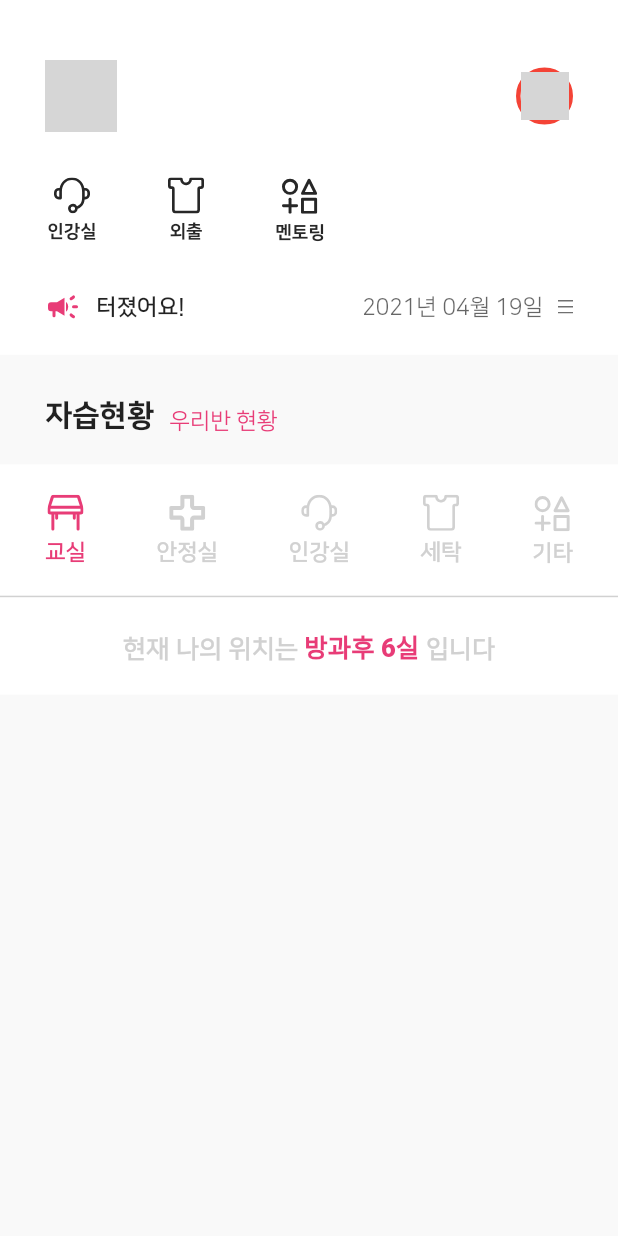
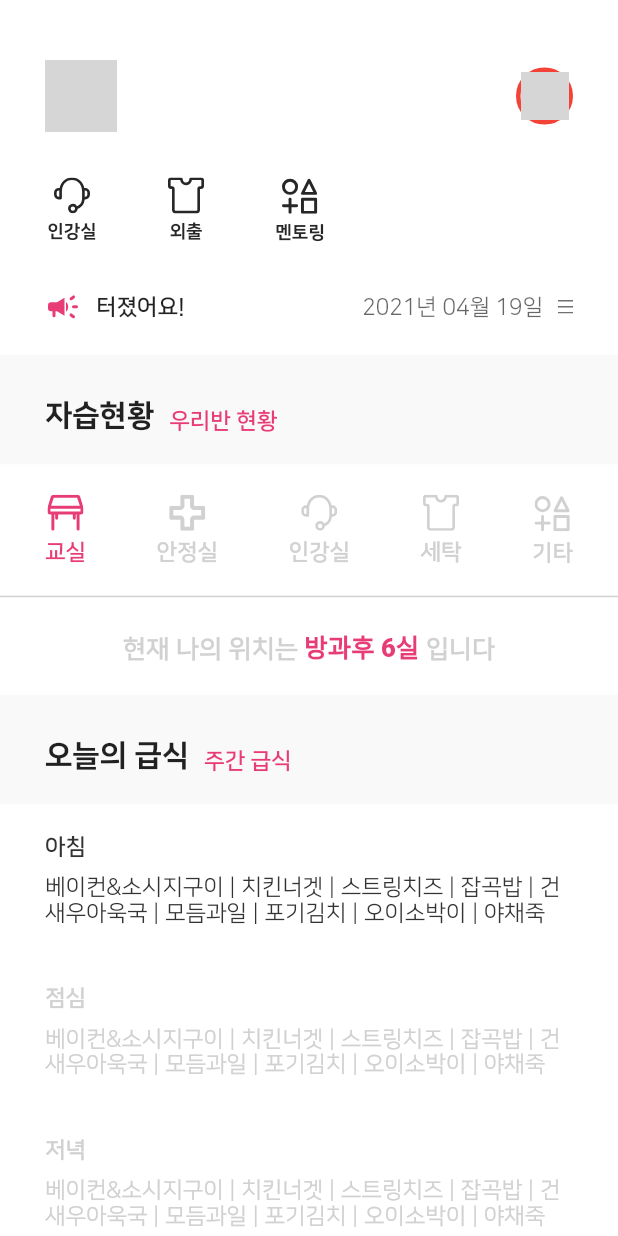
Before and after one commit to rycont/dimigoin-flutter, a Flutter app: the screen it shows after launch, on a phone screen of 412 x 824 dp. Run offline on Flutter 3.47's test engine with Material 2 defaults, Android fonts, the phone set to English and light mode, and no system bars; our stand-ins replace flutter_svg; missing offline and left inert: window_size; network calls fail; project files that could hold a hidden picture were left out; grey boxes are pictures that could not be loaded.

Commit message:
feat : add meal view

```diff
--- a/lib/component/CardHeader/style.dart
+++ b/lib/component/CardHeader/style.dart
@@ -7,5 +7,6 @@ const headerTextStyle = TextStyle(
 
 final subHeaderTextStyle = (BuildContext context) => TextStyle(
   fontSize: 15,
-  color: Theme.of(context).primaryColor
+  color: Theme.of(context).primaryColor,
+  fontWeight: FontWeight.w700
 );
--- /dev/null
+++ b/lib/component/DailyMeal/style.dart
@@ -0,0 +1,8 @@
+import 'package:flutter/cupertino.dart';
+
+const mealHeaderTextStyle = TextStyle(
+    fontSize: 15, fontWeight: FontWeight.w700, color: Color(0xFFD1D1D1));
+
+const mealMenuTextStyle = TextStyle(fontSize: 15, color: Color(0xFFD1D1D1));
+
+const activePieceTextStyle = TextStyle(color: Color(0xFF333333));
--- /dev/null
+++ b/lib/component/DailyMeal/view.dart
@@ -0,0 +1,64 @@
+import 'package:dimigoin/component/DailyMeal/style.dart';
+import 'package:flutter/material.dart';
+
+class MealPiece extends StatelessWidget {
+  final String headerText;
+  final List<String> meal;
+  final bool active;
+  MealPiece({@required this.headerText, @required this.meal, this.active = false});
+  @override
+  Widget build(BuildContext context) {
+    return Container(
+      color: Colors.white,
+      padding: EdgeInsets.only(top: 20, bottom: 20, left: 30, right: 30),
+      child: Column(crossAxisAlignment: CrossAxisAlignment.start, children: [
+        Text(
+          headerText,
+          style:  mealHeaderTextStyle.merge(active ? activePieceTextStyle : null),
+        ),
+        Padding(
+            padding: EdgeInsets.only(top: 10),
+            child: Text(
+              meal.join(' | '),
+              style: mealMenuTextStyle.merge(active ? activePieceTextStyle : null),
+            ))
+      ]),
+    );
+  }
+}
+
+const sampleMeal = [
+  "베이컨&소시지구이",
+  "치킨너겟",
+  "스트링치즈",
+  "잡곡밥",
+  "건새우아욱국",
+  "모듬과일",
+  "포기김치",
+  "오이소박이",
+  "야채죽"
+];
+
+class DailyMeal extends StatelessWidget {
+  @override
+  Widget build(BuildContext context) {
+    return Column(
+      crossAxisAlignment: CrossAxisAlignment.stretch,
+      children: [
+        MealPiece(
+          headerText: '아침',
+          meal: sampleMeal,
+          active: true,
+        ),
+        MealPiece(
+          headerText: '점심',
+          meal: sampleMeal,
+        ),
+        MealPiece(
+          headerText: '저녁',
+          meal: sampleMeal,
+        ),
+      ],
+    );
+  }
+}
--- a/lib/page/rootpages/home.dart
+++ b/lib/page/rootpages/home.dart
@@ -1,5 +1,6 @@
 import 'package:dimigoin/class.dart';
 import 'package:dimigoin/component/CardHeader/view.dart';
+import 'package:dimigoin/component/DailyMeal/view.dart';
 import 'package:dimigoin/component/SelfStudyStatus/view.dart';
 // import 'package:dimigoin/style/typo.dart';
 import 'package:flutter/material.dart';
@@ -197,12 +198,18 @@ class HomePage extends StatelessWidget {
   @override
   Widget build(BuildContext context) {
     return Scaffold(
-      backgroundColor: Color(0xFFF9F9F9),
-      // backgroundColor: Colors.red,
-      body: Column(
-        crossAxisAlignment: CrossAxisAlignment.stretch,
-        children: [Navbar(), CardHeader( title: '자습현황', subTitle: '우리반 현황',), SelfStudyStatus()],
-      ),
-    );
+        backgroundColor: Color(0xFFF9F9F9),
+        // backgroundColor: Colors.red,
+        body: SingleChildScrollView(
+            child: Column(
+          crossAxisAlignment: CrossAxisAlignment.stretch,
+          children: [
+            Navbar(),
+            CardHeader(title: '자습현황', subTitle: '우리반 현황'),
+            SelfStudyStatus(),
+            CardHeader(title: '오늘의 급식', subTitle: '주간 급식'),
+            DailyMeal()
+          ],
+        )));
   }
 }
```
